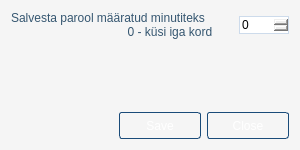
tixsys/esteid, file qesteidutil/trunk/src/ui/SettingsDialog.ui: the form before one commit.
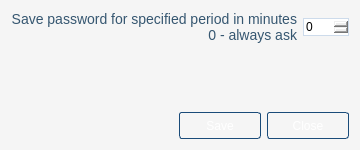
The form after the commit. Icons and pictures are not drawn.

Patch:
```diff
--- a/qesteidutil/trunk/src/ui/SettingsDialog.ui
+++ b/qesteidutil/trunk/src/ui/SettingsDialog.ui
@@ -6,19 +6,19 @@
    <rect>
     <x>0</x>
     <y>0</y>
-    <width>300</width>
+    <width>360</width>
     <height>150</height>
    </rect>
   </property>
   <property name="minimumSize">
    <size>
-    <width>260</width>
+    <width>360</width>
     <height>150</height>
    </size>
   </property>
   <property name="maximumSize">
    <size>
-    <width>300</width>
+    <width>360</width>
     <height>150</height>
    </size>
   </property>
@@ -40,12 +40,11 @@
      <item>
       <widget class="QLabel" name="label">
        <property name="text">
-        <string>&lt;!DOCTYPE HTML PUBLIC &quot;-//W3C//DTD HTML 4.0//EN&quot; &quot;http://www.w3.org/TR/REC-html40/strict.dtd&quot;&gt;
-&lt;html&gt;&lt;head&gt;&lt;meta name=&quot;qrichtext&quot; content=&quot;1&quot; /&gt;&lt;style type=&quot;text/css&quot;&gt;
-p, li { white-space: pre-wrap; }
-&lt;/style&gt;&lt;/head&gt;&lt;body style=&quot; font-family:'Arial'; font-weight:400; font-style:normal;&quot;&gt;
-&lt;p style=&quot; margin-top:0px; margin-bottom:0px; margin-left:0px; margin-right:0px; -qt-block-indent:0; text-indent:0px;&quot;&gt;&lt;span style=&quot; font-size:9pt;&quot;&gt;Salvesta parool määratud minutiteks&lt;/span&gt;&lt;/p&gt;
-&lt;p style=&quot; margin-top:0px; margin-bottom:0px; margin-left:0px; margin-right:0px; -qt-block-indent:0; text-indent:0px;&quot;&gt;&lt;span style=&quot; font-size:9pt;&quot;&gt;	           0 - küsi iga kord&lt;/span&gt;&lt;/p&gt;&lt;/body&gt;&lt;/html&gt;</string>
+        <string>Save password for specified period in minutes
+0 - always ask</string>
+       </property>
+       <property name="alignment">
+        <set>Qt::AlignRight|Qt::AlignTrailing|Qt::AlignVCenter</set>
        </property>
       </widget>
      </item>
```
Left out of the diff: 2 changed lines with no effect on the pictures.
